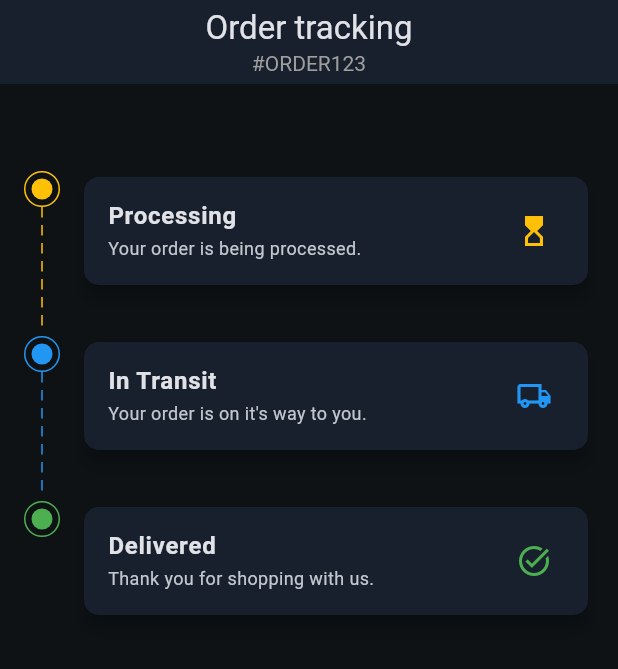
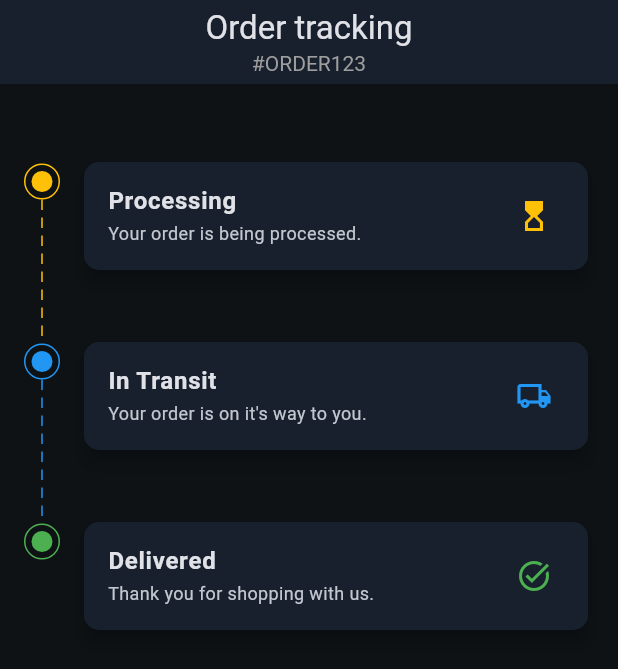
Before and after one commit to sparkwud/tracker_timeline, a Flutter app: the screen it shows after launch, on a phone screen of 412 x 824 dp. Shown: the top 669 px of the screen. Run offline on Flutter 3.47's test engine with Material 2 defaults, Android fonts, the light colour scheme and no system bars.

Commit message:
align card with dashed line and remove unncessary top padding

```diff
--- a/lib/components/order_status_timeline.dart
+++ b/lib/components/order_status_timeline.dart
@@ -25,17 +25,16 @@ class OrderStatusTimeline extends StatelessWidget {
 
     return Opacity(
       opacity: isActive ? 1 : 0.3,
-      child: Padding(
-        padding: const EdgeInsets.only(top: 10.0),
       child: Row(
         crossAxisAlignment: CrossAxisAlignment.start,
         children: [
           SizedBox(
-              height: 100,
+            height: 120,
             child: Column(
               mainAxisSize: MainAxisSize.min,
               crossAxisAlignment: CrossAxisAlignment.center,
               children: [
+                const SizedBox(height: 5),
                 Container(
                   width: 24,
                   height: 24,
@@ -78,8 +77,10 @@ class OrderStatusTimeline extends StatelessWidget {
               elevation: 5,
               color: themeColors.surface,
               child: ListTile(
-                  title: Text(title,
-                      style: const TextStyle(fontWeight: FontWeight.bold)),
+                title: Text(
+                  title,
+                  style: const TextStyle(fontWeight: FontWeight.bold),
+                ),
                 subtitle: Text(
                   subtitle,
                   style: const TextStyle(
@@ -95,7 +96,6 @@ class OrderStatusTimeline extends StatelessWidget {
           ),
         ],
       ),
-      ),
     );
   }
 }
```
Lines whose indentation alone changed are shown as unchanged.
